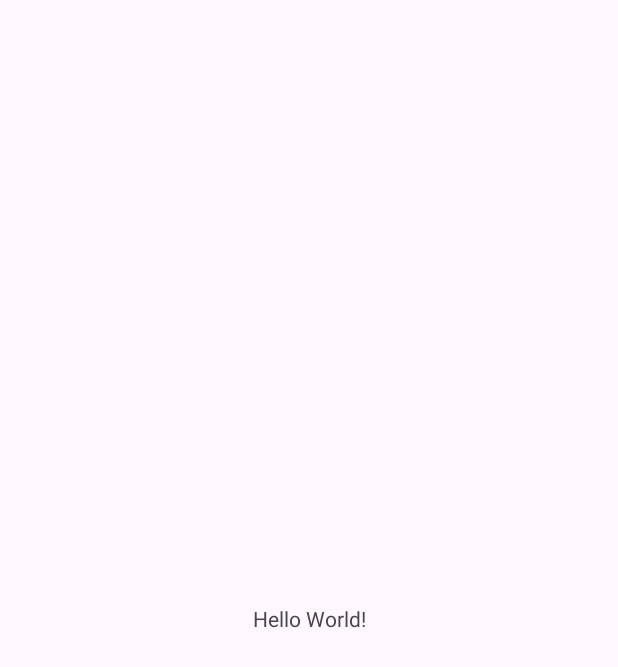
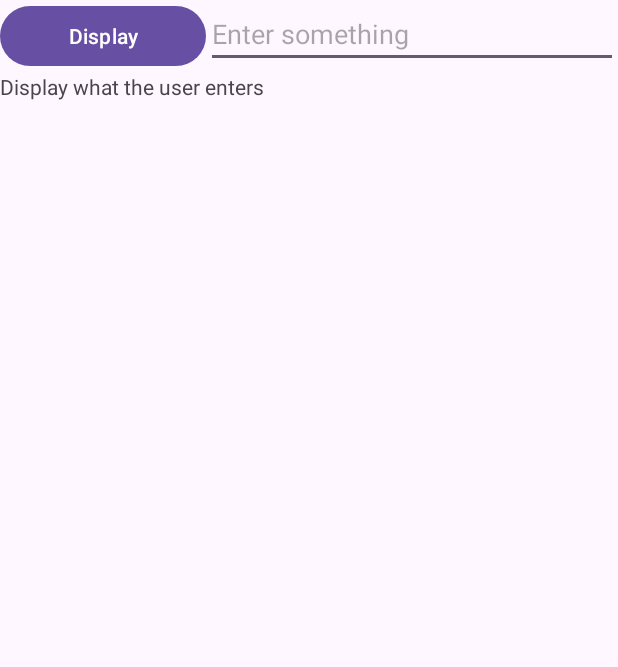
Before and after one commit to 20033909/Week3, an Android app: the screen it shows after launch (MainActivity), on a phone screen of 412 x 824 dp. Before the commit the part shown is almost empty. Shown: the top 667 px of the screen. Run offline under Robolectric (Android 15) with nearby library versions, the phone set to English and light mode, and no system bars.

Commit message:
Completed up to section A

```diff
--- a/app/src/main/res/layout/activity_main.xml
+++ b/app/src/main/res/layout/activity_main.xml
@@ -1,18 +1,37 @@
 <?xml version="1.0" encoding="utf-8"?>
-<androidx.constraintlayout.widget.ConstraintLayout xmlns:android="http://schemas.android.com/apk/res/android"
-    xmlns:app="http://schemas.android.com/apk/res-auto"
-    xmlns:tools="http://schemas.android.com/tools"
+<LinearLayout xmlns:android="http://schemas.android.com/apk/res/android"
     android:layout_width="match_parent"
-    android:layout_height="match_parent"
-    tools:context=".MainActivity">
+    android:layout_height="wrap_content"
+    android:orientation="vertical">
+
+
+    <LinearLayout
+        android:layout_width="match_parent"
+        android:layout_height="match_parent"
+        android:orientation="horizontal">
+
+        <Button
+            android:id="@+id/buttonDisplay"
+            android:layout_width="0dp"
+            android:layout_height="wrap_content"
+            android:layout_weight="1"
+            android:text="@string/display" />
+
+        <EditText
+            android:id="@+id/editTextInput"
+            android:layout_width="0dp"
+            android:layout_height="wrap_content"
+            android:layout_weight="2"
+            android:ems="10"
+            android:hint="@string/enter_something"
+            android:inputType="text" />
+
+    </LinearLayout>
 
     <TextView
-        android:layout_width="wrap_content"
+        android:id="@+id/textViewDisplay"
+        android:layout_width="match_parent"
         android:layout_height="wrap_content"
-        android:text="Hello World!"
-        app:layout_constraintBottom_toBottomOf="parent"
-        app:layout_constraintEnd_toEndOf="parent"
-        app:layout_constraintStart_toStartOf="parent"
-        app:layout_constraintTop_toTopOf="parent" />
+        android:text="@string/display_what_the_user_enters" />
 
-</androidx.constraintlayout.widget.ConstraintLayout>
+</LinearLayout>
--- a/app/src/main/res/values/strings.xml
+++ b/app/src/main/res/values/strings.xml
@@ -1,3 +1,6 @@
 <resources>
     <string name="app_name">Week03</string>
+    <string name="display">Display</string>
+    <string name="enter_something">Enter something</string>
+    <string name="display_what_the_user_enters">Display what the user enters</string>
 </resources>
```
